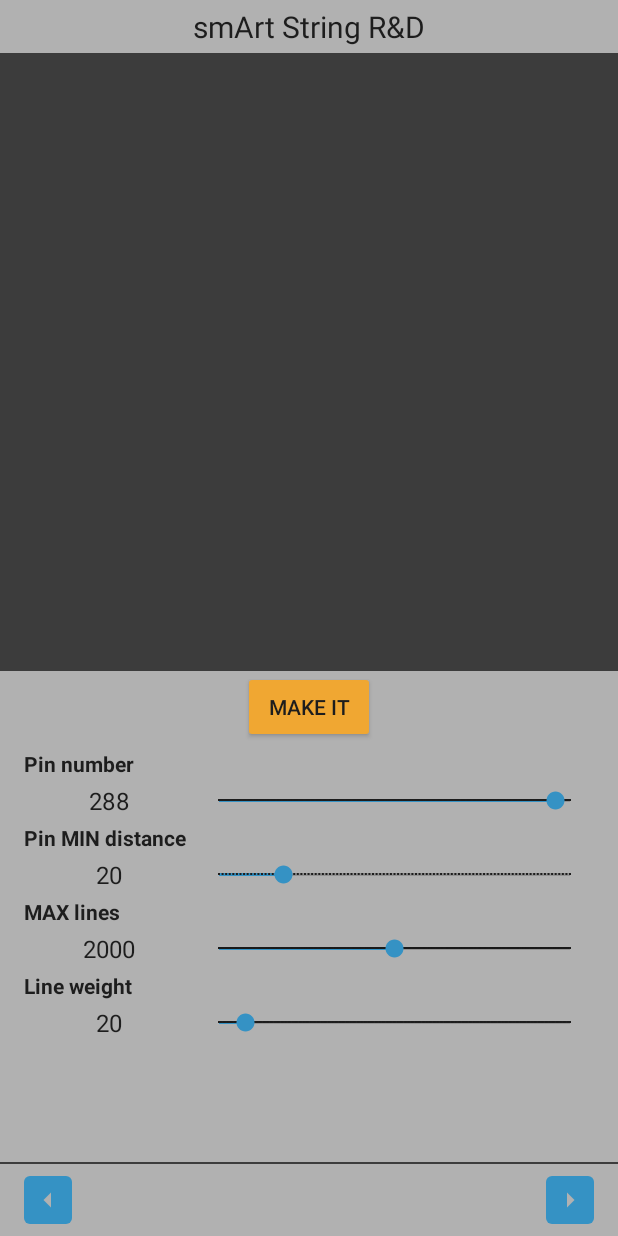
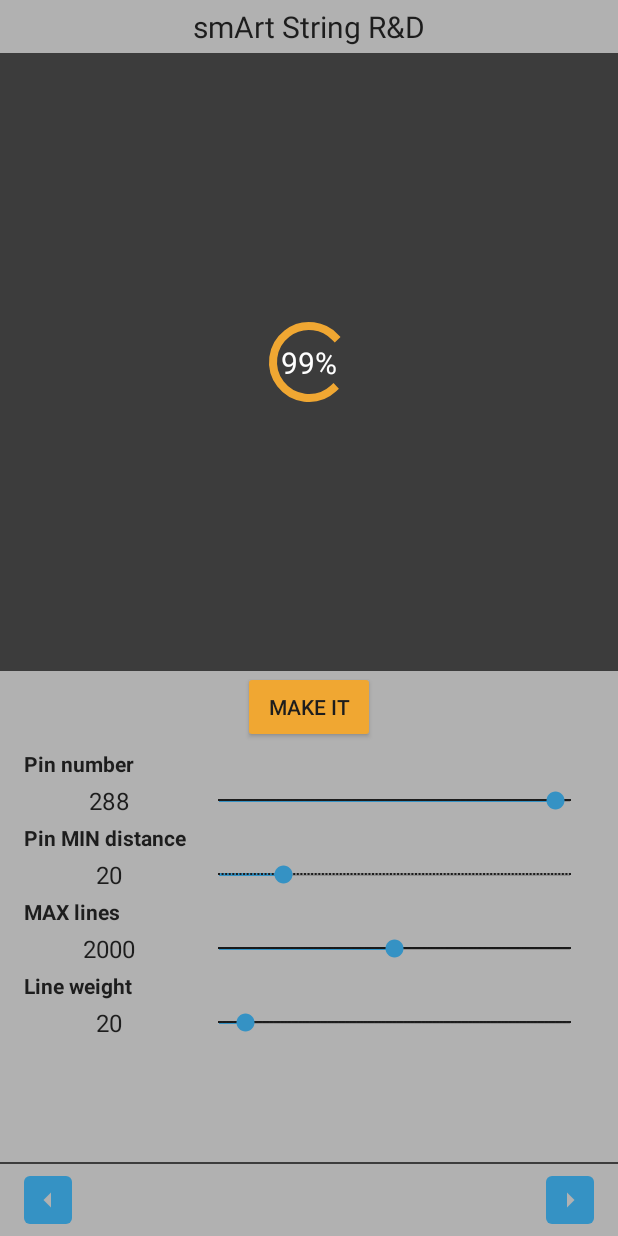
Before and after one commit to mitoza/smart-string-art-android, an Android app: the layout activity_main.xml on its own in the app's theme, with its tools: preview values and no code run, on a phone screen of 412 x 824 dp. Run offline under Robolectric (Android 15) with nearby library versions, the phone set to English and light mode, and no system bars.

Commit message:
Remove android fun from Cpp. Add Progress to UI

```diff
--- a/app/src/main/res/layout-land/activity_main.xml
+++ b/app/src/main/res/layout-land/activity_main.xml
@@ -40,6 +40,18 @@
         app:layout_constraintStart_toStartOf="@+id/main_preview"
         app:layout_constraintEnd_toEndOf="@+id/main_preview"/>
 
+    <androidx.appcompat.widget.AppCompatTextView
+        android:id="@+id/main_progress_value"
+        style="@style/TextView.Title"
+        android:textColor="@color/white"
+        android:layout_width="wrap_content"
+        android:layout_height="wrap_content"
+        tools:text="99%"
+        app:layout_constraintTop_toTopOf="@+id/main_progress"
+        app:layout_constraintBottom_toBottomOf="@+id/main_progress"
+        app:layout_constraintStart_toStartOf="@+id/main_progress"
+        app:layout_constraintEnd_toEndOf="@+id/main_progress"
+        />
 
     <include
         android:id="@+id/c_gen"
--- a/app/src/main/res/layout/activity_main.xml
+++ b/app/src/main/res/layout/activity_main.xml
@@ -34,11 +34,25 @@
         android:layout_width="@dimen/m64"
         android:layout_height="@dimen/m64"
         android:visibility="gone"
+        tools:visibility="visible"
         android:indeterminateTint="@color/yellow"
         app:layout_constraintTop_toTopOf="@+id/main_preview"
         app:layout_constraintBottom_toBottomOf="@+id/main_preview"
         app:layout_constraintStart_toStartOf="@+id/main_preview"
         app:layout_constraintEnd_toEndOf="@+id/main_preview"/>
+
+    <androidx.appcompat.widget.AppCompatTextView
+        android:id="@+id/main_progress_value"
+        style="@style/TextView.Title"
+        android:textColor="@color/white"
+        android:layout_width="wrap_content"
+        android:layout_height="wrap_content"
+        tools:text="99%"
+        app:layout_constraintTop_toTopOf="@+id/main_progress"
+        app:layout_constraintBottom_toBottomOf="@+id/main_progress"
+        app:layout_constraintStart_toStartOf="@+id/main_progress"
+        app:layout_constraintEnd_toEndOf="@+id/main_progress"
+        />
 
     <include
         layout="@layout/layout_controls_generator"
```
Also changed, not shown: app/src/main/java/com/flycatcher/smartstring/MainActivity.kt (+17 -9 lines), app/src/main/java/com/flycatcher/smartstring/MainActivityViewModel.kt (+22 -15 lines), 3 other files.
